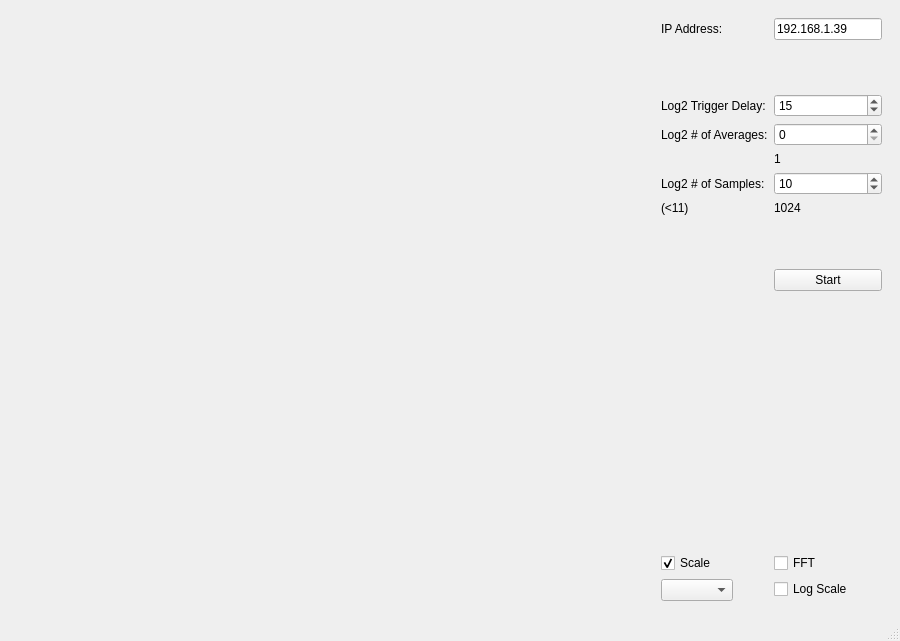
Above: projects/5_averager/client/averager.ui from apotocnik/redpitaya_guide before the change. Below: the same form after it.
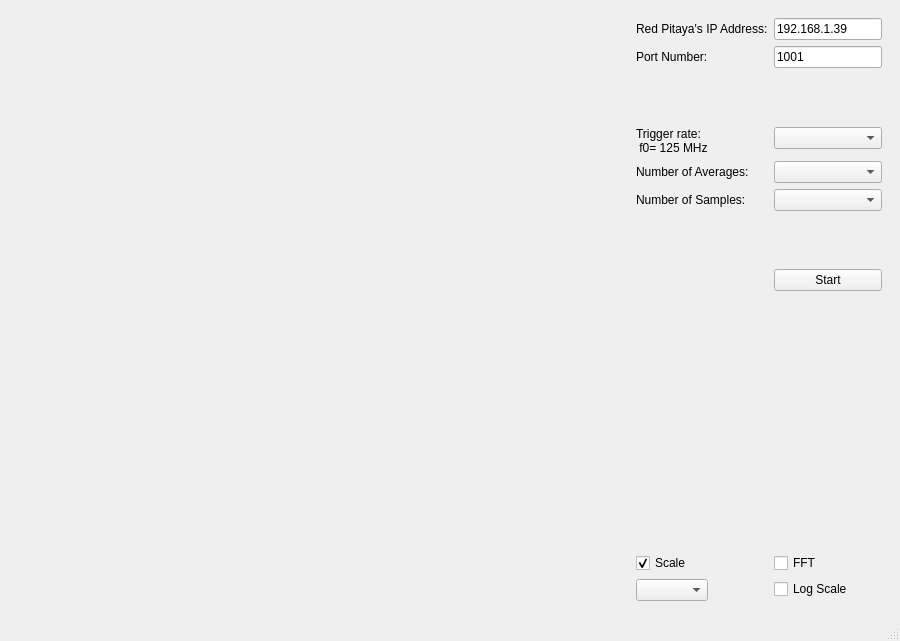
That is the form after the change.

Diff of the .ui file:
```diff
--- a/projects/5_averager/client/averager.ui
+++ b/projects/5_averager/client/averager.ui
@@ -11,7 +11,7 @@
    </rect>
   </property>
   <property name="windowTitle">
-   <string>MainWindow</string>
+   <string>5_Averager</string>
   </property>
   <widget class="QWidget" name="centralwidget">
    <property name="minimumSize">
@@ -59,7 +59,7 @@
        <item row="1" column="0">
         <widget class="QLabel" name="label_5">
          <property name="text">
-          <string>IP Address:</string>
+          <string>Red Pitaya's IP Address:</string>
          </property>
         </widget>
        </item>
@@ -70,7 +70,7 @@
          </property>
         </widget>
        </item>
-       <item row="2" column="1">
+       <item row="3" column="1">
         <spacer name="verticalSpacer_2">
          <property name="orientation">
           <enum>Qt::Vertical</enum>
@@ -83,66 +83,29 @@
          </property>
         </spacer>
        </item>
-       <item row="3" column="0">
+       <item row="4" column="0">
         <widget class="QLabel" name="label_2">
          <property name="text">
-          <string>Log2 Trigger Delay:</string>
-         </property>
-        </widget>
-       </item>
-       <item row="3" column="1">
-        <widget class="QSpinBox" name="txtTD">
-         <property name="value">
-          <number>15</number>
-         </property>
-        </widget>
-       </item>
-       <item row="5" column="0">
-        <widget class="QLabel" name="label_3">
-         <property name="text">
-          <string>Log2 # of Averages:</string>
-         </property>
-        </widget>
-       </item>
-       <item row="5" column="1">
-        <widget class="QSpinBox" name="txtNOA"/>
-       </item>
-       <item row="6" column="1">
-        <widget class="QLabel" name="labNOA">
-         <property name="text">
-          <string>1</string>
+          <string>Trigger rate:
+ f0= 125 MHz</string>
          </property>
         </widget>
        </item>
        <item row="7" column="0">
+        <widget class="QLabel" name="label_3">
+         <property name="text">
+          <string>Number of Averages:</string>
+         </property>
+        </widget>
+       </item>
+       <item row="9" column="0">
         <widget class="QLabel" name="label_4">
          <property name="text">
-          <string>Log2 # of Samples:</string>
+          <string>Number of Samples:</string>
          </property>
         </widget>
        </item>
-       <item row="7" column="1">
-        <widget class="QSpinBox" name="txtNOS">
-         <property name="value">
-          <number>10</number>
-         </property>
-        </widget>
-       </item>
-       <item row="8" column="0">
-        <widget class="QLabel" name="label_6">
-         <property name="text">
-          <string>(&lt;11)</string>
-         </property>
-        </widget>
-       </item>
-       <item row="8" column="1">
-        <widget class="QLabel" name="labNOS">
-         <property name="text">
-          <string>1024</string>
-         </property>
-        </widget>
-       </item>
-       <item row="10" column="1">
+       <item row="12" column="1">
         <spacer name="verticalSpacer">
          <property name="orientation">
           <enum>Qt::Vertical</enum>
@@ -155,14 +118,14 @@
          </property>
         </spacer>
        </item>
-       <item row="11" column="1">
+       <item row="13" column="1">
         <widget class="QPushButton" name="btnStart">
          <property name="text">
           <string>Start</string>
          </property>
         </widget>
        </item>
-       <item row="12" column="0">
+       <item row="14" column="0">
         <spacer name="verticalSpacer_3">
          <property name="orientation">
           <enum>Qt::Vertical</enum>
@@ -178,7 +141,7 @@
          </property>
         </spacer>
        </item>
-       <item row="13" column="0">
+       <item row="15" column="0">
         <widget class="QCheckBox" name="chkScale">
          <property name="text">
           <string>Scale</string>
@@ -191,7 +154,7 @@
          </property>
         </widget>
        </item>
-       <item row="13" column="1">
+       <item row="15" column="1">
         <widget class="QCheckBox" name="chkFFT">
          <property name="text">
           <string>FFT</string>
@@ -201,24 +164,44 @@
          </property>
         </widget>
        </item>
-       <item row="14" column="0">
+       <item row="16" column="0">
         <widget class="QComboBox" name="cbShowComp">
          <property name="modelColumn">
           <number>0</number>
          </property>
         </widget>
        </item>
-       <item row="14" column="1">
+       <item row="16" column="1">
         <widget class="QCheckBox" name="chkLogScale">
          <property name="text">
           <string>Log Scale</string>
          </property>
         </widget>
        </item>
+       <item row="7" column="1">
+        <widget class="QComboBox" name="cbNOA"/>
+       </item>
+       <item row="9" column="1">
+        <widget class="QComboBox" name="cbNOS"/>
+       </item>
+       <item row="4" column="1">
+        <widget class="QComboBox" name="cbTrigger"/>
+       </item>
+       <item row="2" column="1">
+        <widget class="QLineEdit" name="txtPort">
+         <property name="text">
+          <string>1001</string>
+         </property>
+        </widget>
+       </item>
+       <item row="2" column="0">
+        <widget class="QLabel" name="label">
+         <property name="text">
+          <string>Port Number:</string>
+         </property>
+        </widget>
+       </item>
       </layout>
-      <zorder>txtTD</zorder>
-      <zorder>txtNOA</zorder>
-      <zorder>txtNOS</zorder>
       <zorder>btnStart</zorder>
       <zorder>label_2</zorder>
       <zorder>label_3</zorder>
@@ -230,11 +213,13 @@
       <zorder>verticalSpacer_3</zorder>
       <zorder>chkScale</zorder>
       <zorder>chkFFT</zorder>
-      <zorder>labNOA</zorder>
-      <zorder>labNOS</zorder>
-      <zorder>label_6</zorder>
       <zorder>chkLogScale</zorder>
       <zorder>cbShowComp</zorder>
+      <zorder>cbNOA</zorder>
+      <zorder>cbNOS</zorder>
+      <zorder>cbTrigger</zorder>
+      <zorder>txtPort</zorder>
+      <zorder>label</zorder>
      </widget>
     </item>
    </layout>
```
